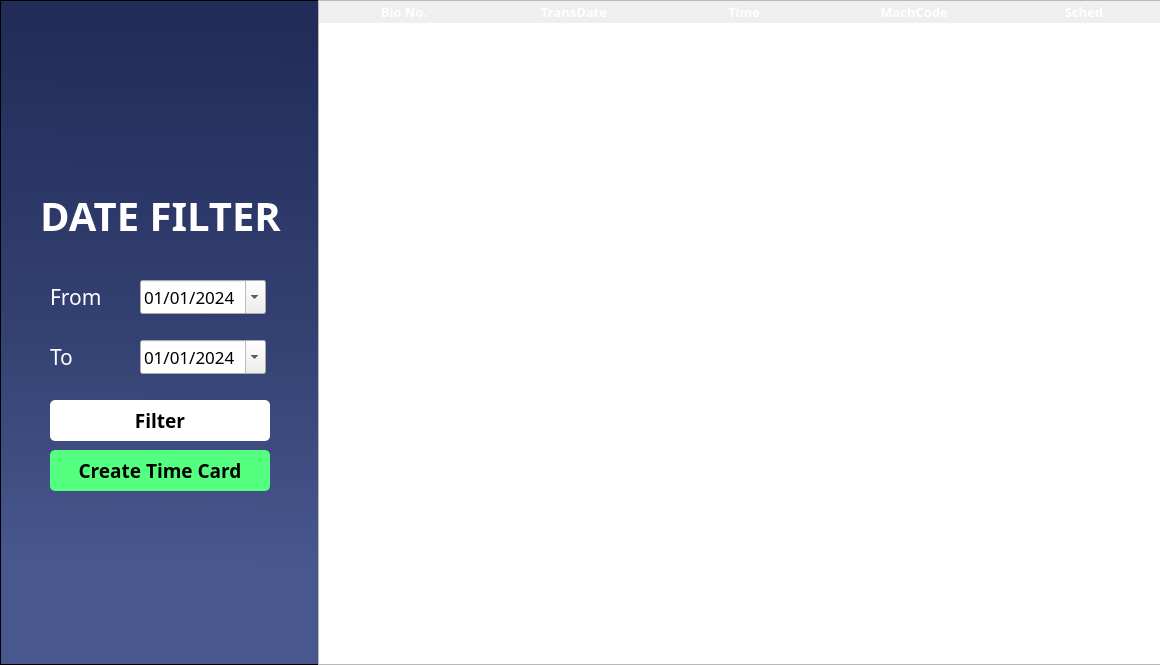
Old version of the form TimeKeeping/timeLogger/timeLog.ui in the repository Maze711/systemPayroll.
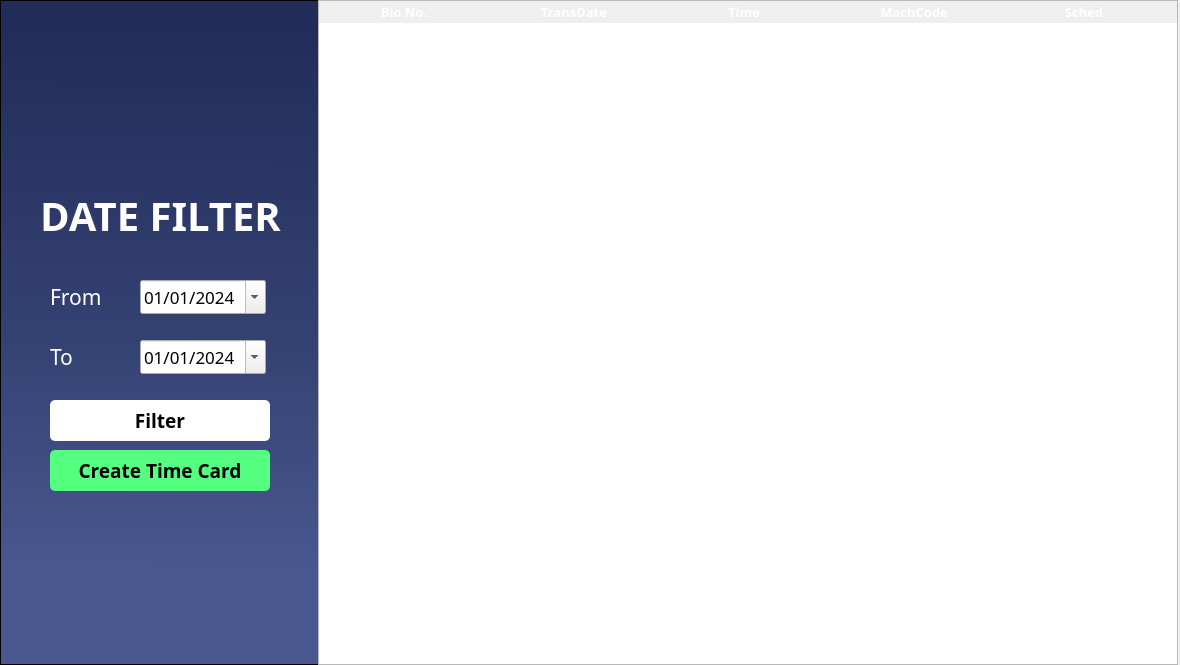
New version of the form.

```diff
--- a/TimeKeeping/timeLogger/timeLog.ui
+++ b/TimeKeeping/timeLogger/timeLog.ui
@@ -6,7 +6,7 @@
    <rect>
     <x>0</x>
     <y>0</y>
-    <width>1160</width>
+    <width>1180</width>
     <height>665</height>
    </rect>
   </property>
```
